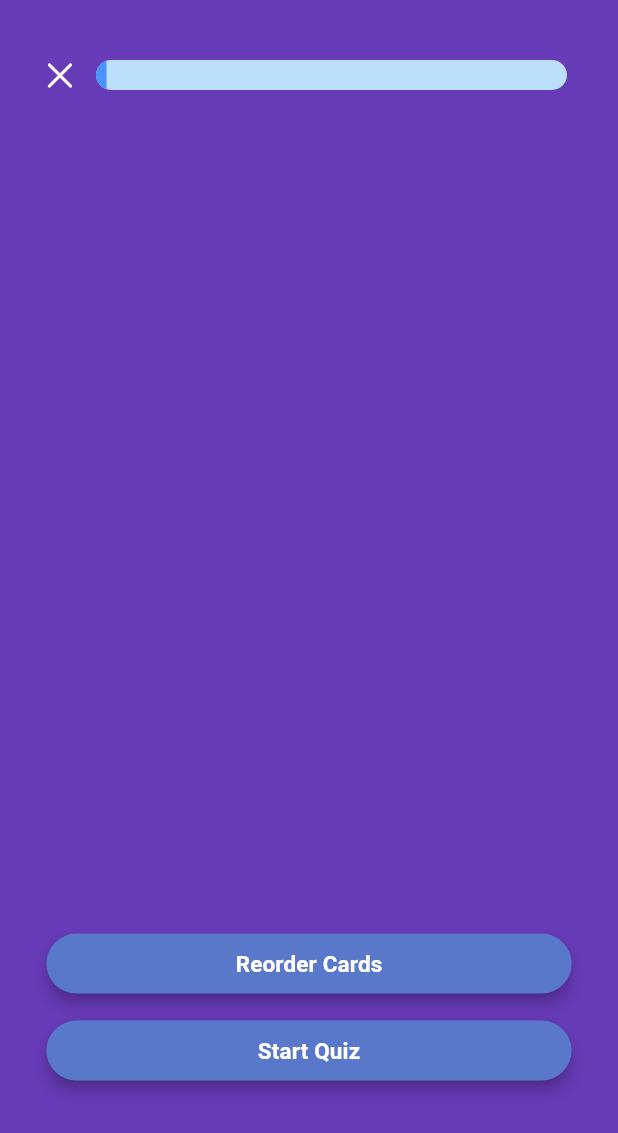
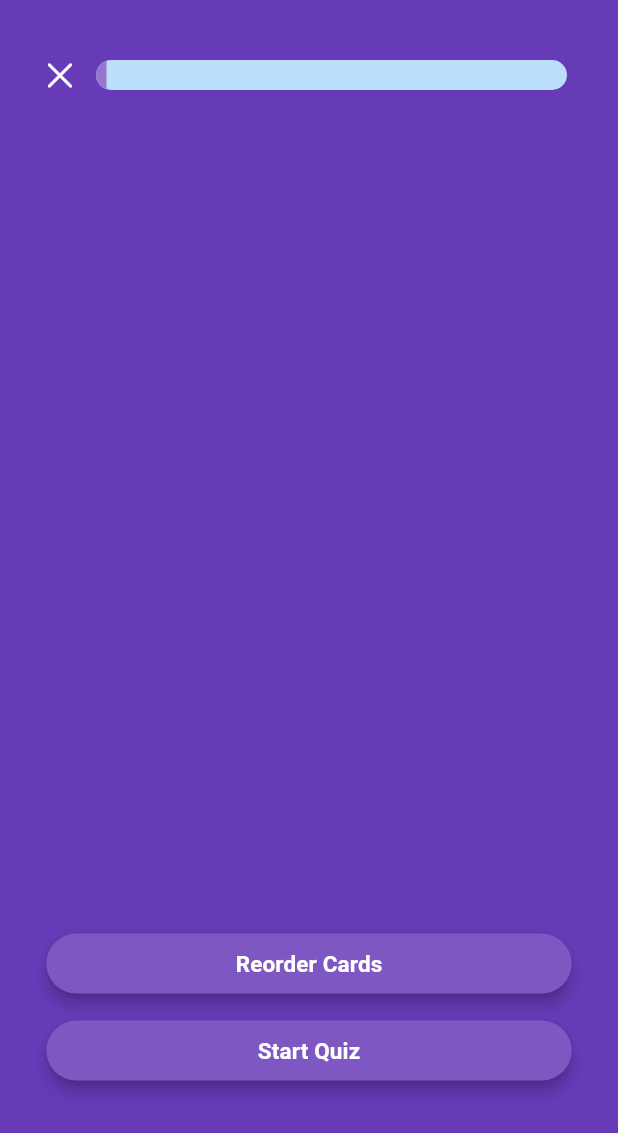
Before and after one commit to dev-nzm99/Flutter-Riddles-App, a Flutter app: the NewCard screen opened directly with empty values, on a phone screen of 412 x 824 dp. Shown: the top 1133 px of the screen. Run offline on Flutter 3.47's test engine with Material 3 defaults, Android fonts, the phone set to English and light mode, and no system bars; drawn by our look-alikes of appinio_swiper; our stand-ins replace animated_text_kit, flip_card, flutter_secure_storage, lottie; accounts and stored records are empty; project files that could hold a hidden picture were left out.

Commit message:
Change colors

```diff
--- a/lib/views/flashcard_screen.dart
+++ b/lib/views/flashcard_screen.dart
@@ -24,9 +24,8 @@ class _NewCardState extends State<NewCard> {
     //const Color bgColor = Color(0xFF4993FA);
     const Color bgColor3 = Color(0xFF673AB7);
     //const Color cardColor = Color(0xFF4F7FD9);
-    const Color cardColor = Color(0xFF5A78C9);
-
-
+    //const Color cardColor = Color(0xFF5A78C9);
+    const Color cardColor = Color(0xFF7E57C2);
     // Get a list of 4 randomly selected Questions objects
     Map<dynamic, dynamic> randomQuestionsMap =
         getRandomQuestionsAndOptions(widget.typeOfTopic, 4);
@@ -104,11 +103,11 @@ class _NewCardState extends State<NewCard> {
                 children: [
                   ElevatedButton(
                     style: ButtonStyle(
-                      backgroundColor: MaterialStateProperty.all(cardColor),
-                      fixedSize: MaterialStateProperty.all(
+                      backgroundColor: WidgetStateProperty.all(cardColor),
+                      fixedSize: WidgetStateProperty.all(
                         Size(MediaQuery.of(context).size.width * 0.85, 30),
                       ),
-                      elevation: MaterialStateProperty.all(4),
+                      elevation: WidgetStateProperty.all(4),
                     ),
                     onPressed: () => controller.unswipe(),
                     child: const Text(
@@ -125,11 +124,11 @@ class _NewCardState extends State<NewCard> {
                   ),
                   ElevatedButton(
                     style: ButtonStyle(
-                      backgroundColor: MaterialStateProperty.all(cardColor),
-                      fixedSize: MaterialStateProperty.all(
+                      backgroundColor: WidgetStateProperty.all(cardColor),
+                      fixedSize: WidgetStateProperty.all(
                         Size(MediaQuery.sizeOf(context).width * 0.85, 30),
                       ),
-                      elevation: MaterialStateProperty.all(4),
+                      elevation: WidgetStateProperty.all(4),
                     ),
                     onPressed: () {
                       Navigator.of(context).pushReplacement(
--- a/lib/views/intro_screen.dart
+++ b/lib/views/intro_screen.dart
@@ -3,6 +3,8 @@ import 'package:flutter/material.dart';
 import 'splash_screen.dart'; // Import the SplashScreen
 
 class IntroScreen extends StatefulWidget {
+  const IntroScreen({super.key});
+
   @override
   _IntroScreenState createState() => _IntroScreenState();
 }
@@ -35,12 +37,12 @@ class _IntroScreenState extends State<IntroScreen>
   }
 
   void _navigateToSplashScreen() {
-    Timer(Duration(seconds: 3), () {
+    Timer(const Duration(seconds: 3), () {
       Navigator.pushReplacement(
         context,
         MaterialPageRoute(
           builder: (context) =>
-              SplashScreen(), // Navigate to SplashScreen after message
+              const SplashScreen(), // Navigate to SplashScreen after message
         ),
       );
     });
--- a/lib/views/splash_screen.dart
+++ b/lib/views/splash_screen.dart
@@ -5,6 +5,8 @@ import 'package:lottie/lottie.dart';
 import 'package:animated_text_kit/animated_text_kit.dart';
 
 class SplashScreen extends StatefulWidget {
+  const SplashScreen({super.key});
+
   @override
   _SplashScreenState createState() => _SplashScreenState();
 }
@@ -37,11 +39,11 @@ class _SplashScreenState extends State<SplashScreen>
   }
 
   void _navigateToLoginPage() {
-    Timer(const Duration(seconds: 3), () {
+    Timer(const Duration(seconds: 4), () {
       if (!mounted) return;
       Navigator.pushReplacement(
         context,
-        MaterialPageRoute(builder: (context) => LoginPage()),
+        MaterialPageRoute(builder: (context) => const LoginPage()),
       );
     });
   }
--- a/lib/widgets/linear_progress_indicator_widget.dart
+++ b/lib/widgets/linear_progress_indicator_widget.dart
@@ -60,7 +60,7 @@ class _MyProgressIndicatorState extends State<MyProgressIndicator> {
 
   @override
   Widget build(BuildContext context) {
-    const Color bgColor = Color(0xFF4993FA);
+    const Color bgColor = Color(0xFF9575CD);
     return Expanded(
       child: ClipRRect(
         borderRadius: BorderRadius.circular(12),
--- a/lib/widgets/results_card.dart
+++ b/lib/widgets/results_card.dart
@@ -13,7 +13,7 @@ class ResultsCard extends StatelessWidget {
 
   @override
   Widget build(BuildContext context) {
-    const Color bgColor3 = Color(0xFF5170FD);
+    const Color bgColor3 = Color(0xFF9575CD);
     return SizedBox(
       width: MediaQuery.of(context).size.width * 0.888,
       height: MediaQuery.of(context).size.height * 0.568,
@@ -38,7 +38,7 @@ class ResultsCard extends StatelessWidget {
                         text: TextSpan(
                           children: [
                             for (var ii = 0;
-                                ii < "Congratulations!,".length;
+                                ii < "Congratulations!".length;
                                 ii++) ...[
                               TextSpan(
                                 text: "Congratulations!,"[ii],
@@ -49,7 +49,7 @@ class ResultsCard extends StatelessWidget {
                               ),
                             ],
                             TextSpan(
-                              text: "  m'adamfo\n You Scored  \n",
+                              text: " \nYou Scored  \n",
                               style: Theme.of(context).textTheme.bodySmall,
                             ),
                             TextSpan(
```
Also changed, not shown: lib/main.dart (+3 -4 lines), lib/views/quiz_screen.dart (+5 -6 lines), lib/views/results_screen.dart (+4 -4 lines).
